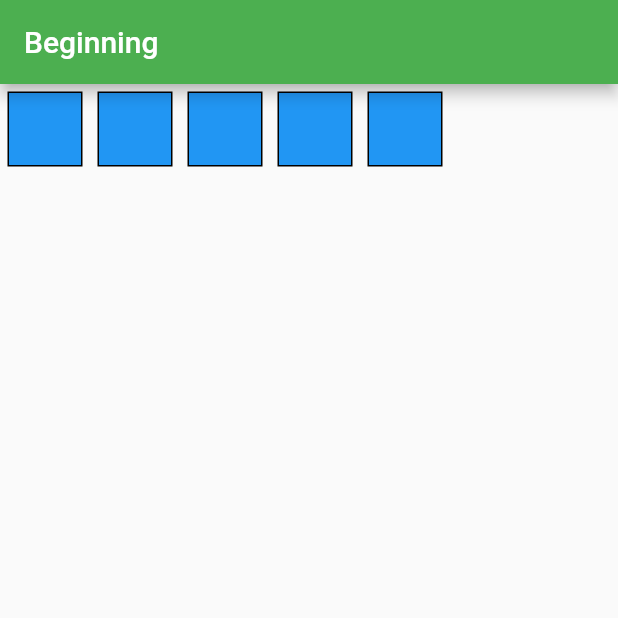
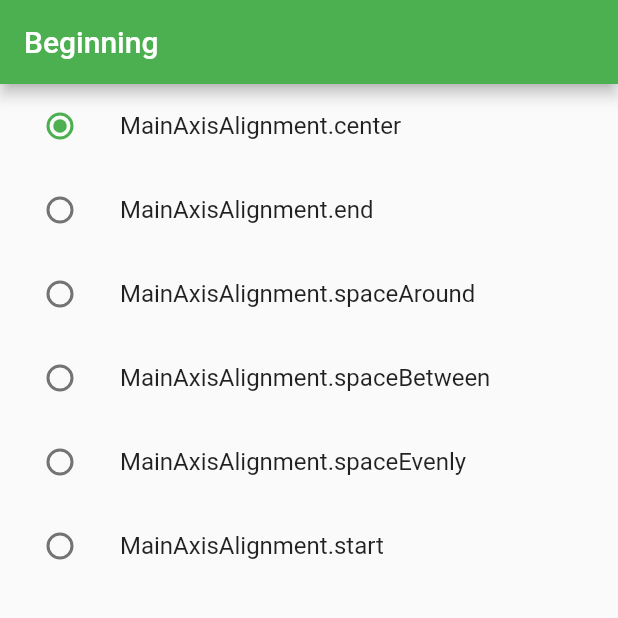
Before and after one commit to xiaoRoy/parcitcal-flutter, a Flutter app: the screen it shows after launch, on a phone screen of 412 x 824 dp, the top half of it. Run offline on Flutter 3.47's test engine with Material 2 defaults, Android fonts, the phone set to English and light mode, and no system bars.

Commit message:
Added MainAxisRadioGroup.

```diff
--- a/chap1/hello_world/lib/beginning/chap6/row_and_columm.dart
+++ b/chap1/hello_world/lib/beginning/chap6/row_and_columm.dart
@@ -8,7 +8,7 @@ class BeginningBook extends StatelessWidget {
       appBar: AppBar(
         title: Text('Beginning'),
       ),
-      body: BlueBoxRow(5),
+      body: MainAxisRadioGroup(),
     );
   }
 }
@@ -36,7 +36,6 @@ List<BlueBox> generateBlueBox(int count, {double margin = 0.0}) {
 }
 
 class BlueBoxRow extends StatelessWidget {
-
   final int _count;
 
   BlueBoxRow(this._count);
@@ -48,3 +47,49 @@ class BlueBoxRow extends StatelessWidget {
     );
   }
 }
+
+class MainAxisRadioGroup extends StatefulWidget {
+  @override
+  State<MainAxisRadioGroup> createState() {
+    return _MainAxisRadioGroupState();
+  }
+}
+
+class _MainAxisRadioGroupState extends State<MainAxisRadioGroup> {
+  static const _mainAxisList = [
+    MainAxisAlignment.center,
+    MainAxisAlignment.end,
+    MainAxisAlignment.spaceAround,
+    MainAxisAlignment.spaceBetween,
+    MainAxisAlignment.spaceEvenly,
+    MainAxisAlignment.start,
+  ];
+
+  MainAxisAlignment? _currentGroupValue = _mainAxisList.first;
+
+  @override
+  Widget build(BuildContext context) {
+    final ValueChanged<MainAxisAlignment?> valueChanged =
+        (MainAxisAlignment? mainAxisAlignment) {
+      setState(() {
+        _currentGroupValue = mainAxisAlignment;
+      });
+    };
+
+    final mainAxisRadioItemList = _mainAxisList.map((mainAxisAligment) {
+      final mainAxisAligmentValue = mainAxisAligment.toString();
+      return ListTile(
+        title: Text(mainAxisAligmentValue),
+        leading: Radio<MainAxisAlignment>(
+          value: mainAxisAligment,
+          groupValue: _currentGroupValue,
+          onChanged: valueChanged,
+        ),
+      );
+    }).toList();
+
+    return Column(
+      children: mainAxisRadioItemList,
+    );
+  }
+}
--- a/chap1/hello_world/pubspec.yaml
+++ b/chap1/hello_world/pubspec.yaml
@@ -37,8 +37,6 @@ dev_dependencies:
 
 # The following section is specific to Flutter.
 flutter:
-  assets:
-    - images/
 
   # The following line ensures that the Material Icons font is
   # included with your application, so that you can use the icons in
```
